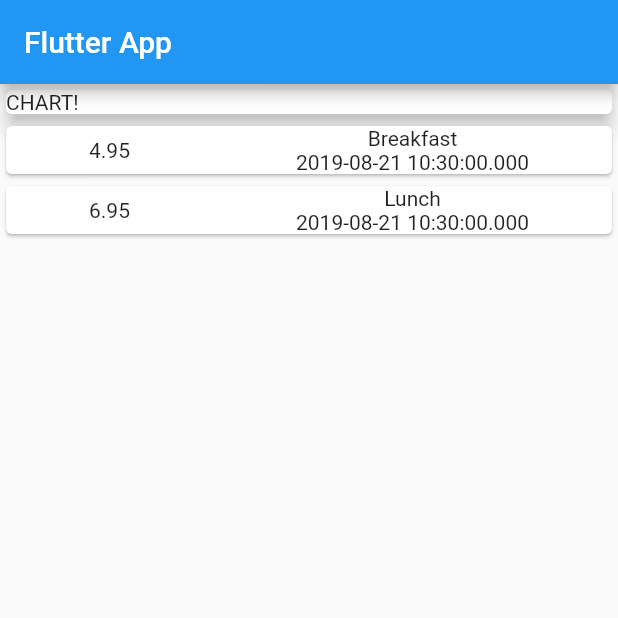
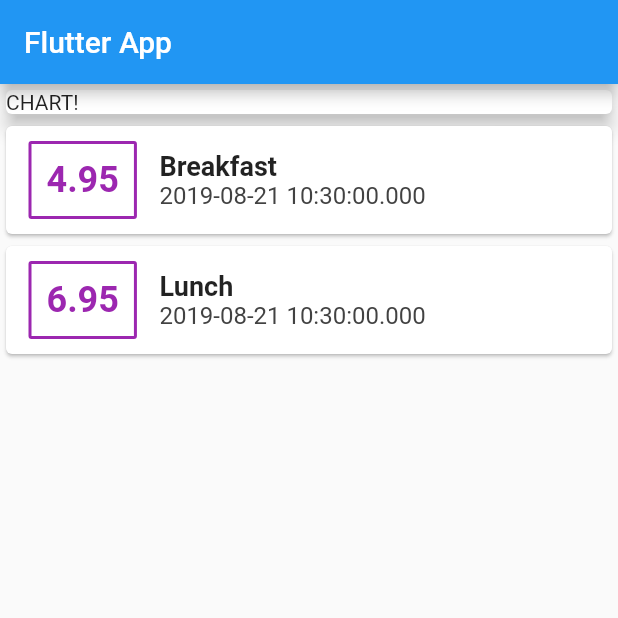
Before and after one commit to sfallmann/flutter-practice, a Flutter app: the screen it shows after launch, on a phone screen of 412 x 824 dp, the top half of it. Run offline on Flutter 3.47's test engine with Material 2 defaults, Android fonts, the phone set to English and light mode, and no system bars.

Commit message:
Adding styling to Text widgets

```diff
--- a/personal_expenses_app/lib/main.dart
+++ b/personal_expenses_app/lib/main.dart
@@ -26,13 +26,28 @@ class MyHomePage extends StatelessWidget {
           width: double.infinity,
           child: Card(
               child: Row(
-                mainAxisAlignment: MainAxisAlignment.spaceAround,
             children: <Widget>[
-              Container(child: Text(transaction.amount.toString())),
+              Container(
+                  margin: EdgeInsets.symmetric(vertical: 10, horizontal: 15),
+                  padding: EdgeInsets.all(10),
+                  decoration: BoxDecoration(
+                      borderRadius: BorderRadius.all(Radius.circular(2)),
+                      border: Border.all(color: Colors.purple, width: 2)),
+                  child: Text(
+                    transaction.amount.toString(),
+                    style: TextStyle(
+                        fontWeight: FontWeight.bold,
+                        fontSize: 24,
+                        color: Colors.purple),
+                  )),
               Column(
+                crossAxisAlignment: CrossAxisAlignment.start,
                 children: <Widget>[
-                  Text(transaction.title),
-                  Text(transaction.date.toString())
+                  Text(
+                    transaction.title,
+                    style: TextStyle(fontWeight: FontWeight.bold, fontSize: 18),
+                  ),
+                  Text(transaction.date.toString(), style: TextStyle(color: Colors.grey[800], fontSize: 16),)
                 ],
               )
             ],
```
